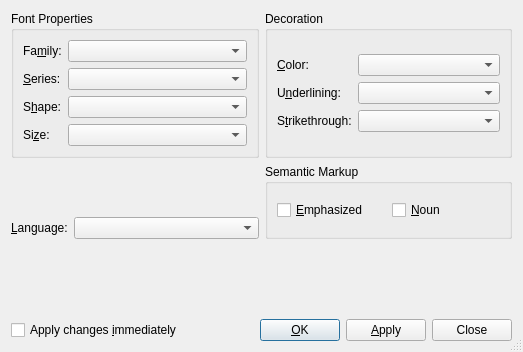
Above: src/frontends/qt4/ui/CharacterUi.ui from cburschka/lyx before the change. Below: the same form after it.
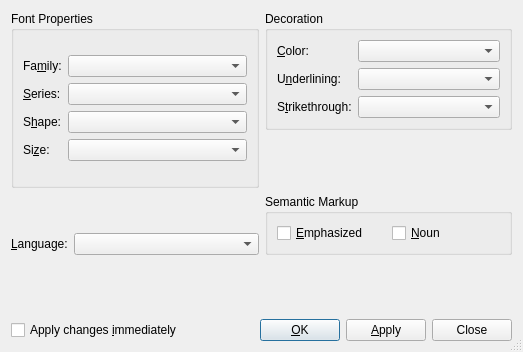
That is the form after the change.

Commit message: Small cosmetic addon to the character dialog redesign

What changed in the file:
```diff
--- a/src/frontends/qt4/ui/CharacterUi.ui
+++ b/src/frontends/qt4/ui/CharacterUi.ui
@@ -17,7 +17,7 @@
    <bool>true</bool>
   </property>
   <layout class="QGridLayout" name="gridLayout_6">
-   <item row="0" column="0">
+   <item row="0" column="0" rowspan="2">
     <widget class="QGroupBox" name="groupBox">
      <property name="title">
       <string>Font Properties</string>
@@ -222,7 +222,20 @@
      </layout>
     </widget>
    </item>
-   <item row="1" column="0">
+   <item row="1" column="1">
+    <spacer name="verticalSpacer_2">
+     <property name="orientation">
+      <enum>Qt::Vertical</enum>
+     </property>
+     <property name="sizeHint" stdset="0">
+      <size>
+       <width>20</width>
+       <height>36</height>
+      </size>
+     </property>
+    </spacer>
+   </item>
+   <item row="2" column="0">
     <layout class="QVBoxLayout" name="verticalLayout">
      <item>
       <spacer name="verticalSpacer">
@@ -269,7 +282,7 @@
      </item>
     </layout>
    </item>
-   <item row="1" column="1">
+   <item row="2" column="1">
     <widget class="QGroupBox" name="groupBox_3">
      <property name="title">
       <string>Semantic Markup</string>
@@ -292,7 +305,7 @@
      </layout>
     </widget>
    </item>
-   <item row="2" column="0">
+   <item row="3" column="0">
     <spacer>
      <property name="orientation">
       <enum>Qt::Vertical</enum>
@@ -308,7 +321,7 @@
      </property>
     </spacer>
    </item>
-   <item row="3" column="0" colspan="2">
+   <item row="4" column="0" colspan="2">
     <layout class="QHBoxLayout">
      <property name="spacing">
       <number>6</number>
```
